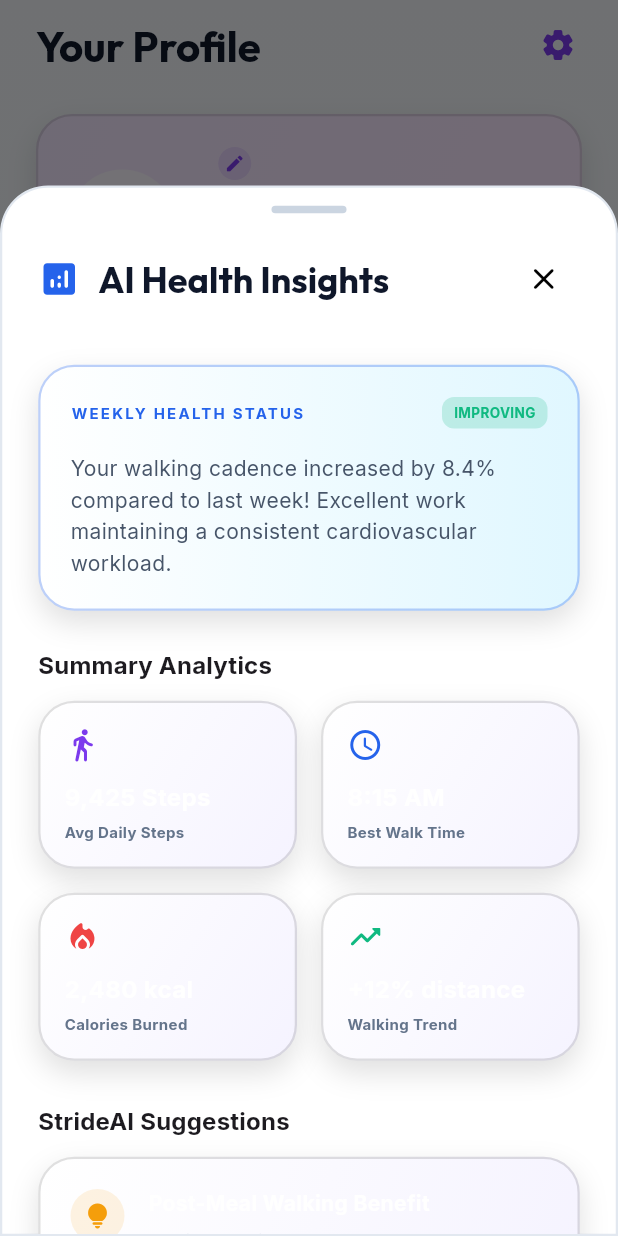
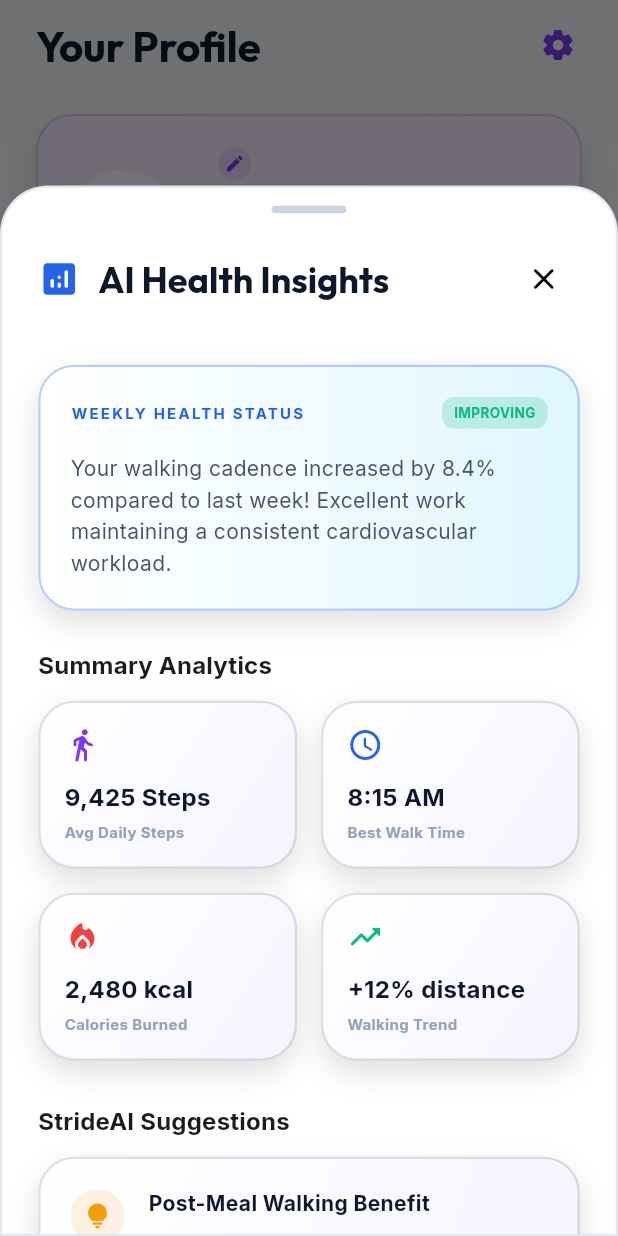
Before and after one commit to prateek9389/steptracker, a Flutter app: the ProfileTab screen opened directly, after a tap on "Weekly Health Reports", on a phone screen of 412 x 824 dp. Run offline on Flutter 3.47's test engine with Material 3 defaults, Android fonts, the phone set to English and light mode, and no system bars; our stand-ins replace cloud_firestore, firebase_auth, firebase_core, fl_chart, flutter_dotenv, flutter_map and 9 more; accounts and stored records are empty.

Commit message:
Fix AI Health Insights text color for light mode

```diff
--- a/Step Tracker/lib/screens/insights/health_insights_screen.dart
+++ b/Step Tracker/lib/screens/insights/health_insights_screen.dart
@@ -102,11 +102,11 @@
                   Row(
                     children: [
                       Expanded(
-                        child: _buildDiagnosticTile('Avg Daily Steps', '9,425 Steps', Icons.directions_walk_rounded, AppColors.primary),
+                        child: _buildDiagnosticTile('Avg Daily Steps', '9,425 Steps', Icons.directions_walk_rounded, AppColors.primary, isDark),
                       ),
                       const SizedBox(width: 16),
                       Expanded(
-                        child: _buildDiagnosticTile('Best Walk Time', '8:15 AM', Icons.schedule_rounded, AppColors.secondary),
+                        child: _buildDiagnosticTile('Best Walk Time', '8:15 AM', Icons.schedule_rounded, AppColors.secondary, isDark),
                       ),
                     ],
                   ),
@@ -114,11 +114,11 @@
                   Row(
                     children: [
                       Expanded(
-                        child: _buildDiagnosticTile('Calories Burned', '2,480 kcal', Icons.local_fire_department_rounded, AppColors.danger),
+                        child: _buildDiagnosticTile('Calories Burned', '2,480 kcal', Icons.local_fire_department_rounded, AppColors.danger, isDark),
                       ),
                       const SizedBox(width: 16),
                       Expanded(
-                        child: _buildDiagnosticTile('Walking Trend', '+12% distance', Icons.trending_up_rounded, AppColors.success),
+                        child: _buildDiagnosticTile('Walking Trend', '+12% distance', Icons.trending_up_rounded, AppColors.success, isDark),
                       ),
                     ],
                   ),
@@ -132,6 +132,7 @@
                     title: 'Post-Meal Walking Benefit',
                     desc: 'A brief 10-minute walk after lunch can help lower blood glucose levels by up to 22% compared to static rest.',
                     color: AppColors.warning,
+                    isDark: isDark,
                   ),
                   const SizedBox(height: 16),
                   _buildSuggestionItem(
@@ -139,6 +140,7 @@
                     title: 'Cadence Suggestion',
                     desc: 'To improve aerobic base, try to maintain a step frequency of 100-110 steps/min. Use our Running mode for interval reminders.',
                     color: AppColors.secondary,
+                    isDark: isDark,
                   ),
                 ],
               ),
@@ -149,7 +151,7 @@
     );
   }
 
-  Widget _buildDiagnosticTile(String label, String value, IconData icon, Color color) {
+  Widget _buildDiagnosticTile(String label, String value, IconData icon, Color color, bool isDark) {
     return GlassCard(
       padding: const EdgeInsets.symmetric(horizontal: 16, vertical: 16),
       child: Column(
@@ -157,9 +159,9 @@
         children: [
           Icon(icon, color: color, size: 24),
           const SizedBox(height: 12),
-          Text(value, style: const TextStyle(fontWeight: FontWeight.bold, fontSize: 16, color: Colors.white)),
+          Text(value, style: TextStyle(fontWeight: FontWeight.bold, fontSize: 16, color: isDark ? Colors.white : AppColors.textLight)),
           const SizedBox(height: 4),
-          Text(label, style: const TextStyle(color: AppColors.textMutedDark, fontSize: 10, fontWeight: FontWeight.bold)),
+          Text(label, style: TextStyle(color: isDark ? AppColors.textMutedDark : AppColors.textMutedLight, fontSize: 10, fontWeight: FontWeight.bold)),
         ],
       ),
     );
@@ -170,6 +172,7 @@
     required String title,
     required String desc,
     required Color color,
+    required bool isDark,
   }) {
     return GlassCard(
       child: Row(
@@ -185,9 +188,9 @@
             child: Column(
               crossAxisAlignment: CrossAxisAlignment.start,
               children: [
-                Text(title, style: const TextStyle(fontWeight: FontWeight.bold, fontSize: 14, color: Colors.white)),
+                Text(title, style: TextStyle(fontWeight: FontWeight.bold, fontSize: 14, color: isDark ? Colors.white : AppColors.textLight)),
                 const SizedBox(height: 6),
-                Text(desc, style: const TextStyle(color: AppColors.textSecondaryDark, fontSize: 12, height: 1.4)),
+                Text(desc, style: TextStyle(color: isDark ? AppColors.textSecondaryDark : AppColors.textSecondaryLight, fontSize: 12, height: 1.4)),
               ],
             ),
           ),
```
